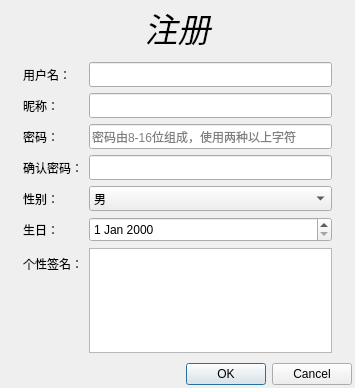
yihengpromax/git-study, file MyChatDemo/src/ui/userregisterdlg.ui: the form before one commit.
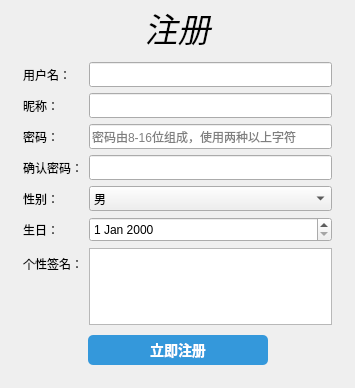
The form after the commit.

```diff
--- a/MyChatDemo/src/ui/userregisterdlg.ui
+++ b/MyChatDemo/src/ui/userregisterdlg.ui
@@ -242,12 +242,99 @@
        </widget>
       </item>
       <item>
-       <widget class="QDialogButtonBox" name="buttonBox">
-        <property name="standardButtons">
-         <set>QDialogButtonBox::StandardButton::Cancel|QDialogButtonBox::StandardButton::Ok</set>
-        </property>
+       <widget class="QWidget" name="widget_3" native="true">
+        <layout class="QHBoxLayout" name="horizontalLayout">
+         <property name="spacing">
+          <number>0</number>
+         </property>
+         <property name="leftMargin">
+          <number>0</number>
+         </property>
+         <property name="topMargin">
+          <number>0</number>
+         </property>
+         <property name="rightMargin">
+          <number>0</number>
+         </property>
+         <property name="bottomMargin">
+          <number>0</number>
+         </property>
+         <item>
+          <spacer name="horizontalSpacer">
+           <property name="orientation">
+            <enum>Qt::Orientation::Horizontal</enum>
+           </property>
+           <property name="sizeHint" stdset="0">
+            <size>
+             <width>40</width>
+             <height>20</height>
+            </size>
+           </property>
+          </spacer>
+         </item>
+         <item>
+          <widget class="QPushButton" name="btn_register">
+           <property name="minimumSize">
+            <size>
+             <width>180</width>
+             <height>30</height>
+            </size>
+           </property>
+           <property name="styleSheet">
+            <string notr="true">QPushButton {
+	background-color: #3498db;
+	color: white;
+	border: none;
+	border-radius: 5px;
+	font-size: 14px;
+	font-weight: bold;
+}
+QPushButton:hover {
+	background-color: #2980b9;
+}
+QPushButton:pressed {
+	background-color: #1f618d;
+	padding-left: 10px;
+	padding-top: 10px;
+}</string>
+           </property>
+           <property name="text">
+            <string>立即注册</string>
+           </property>
+          </widget>
+         </item>
+         <item>
+          <spacer name="horizontalSpacer_2">
+           <property name="orientation">
+            <enum>Qt::Orientation::Horizontal</enum>
+           </property>
+           <property name="sizeHint" stdset="0">
+            <size>
+             <width>40</width>
+             <height>20</height>
+            </size>
+           </property>
+          </spacer>
+         </item>
+        </layout>
        </widget>
       </item>
+      <item>
+       <spacer name="verticalSpacer">
+        <property name="orientation">
+         <enum>Qt::Orientation::Vertical</enum>
+        </property>
+        <property name="sizeType">
+         <enum>QSizePolicy::Policy::Fixed</enum>
+        </property>
+        <property name="sizeHint" stdset="0">
+         <size>
+          <width>20</width>
+          <height>20</height>
+         </size>
+        </property>
+       </spacer>
+      </item>
      </layout>
     </widget>
    </item>
```
